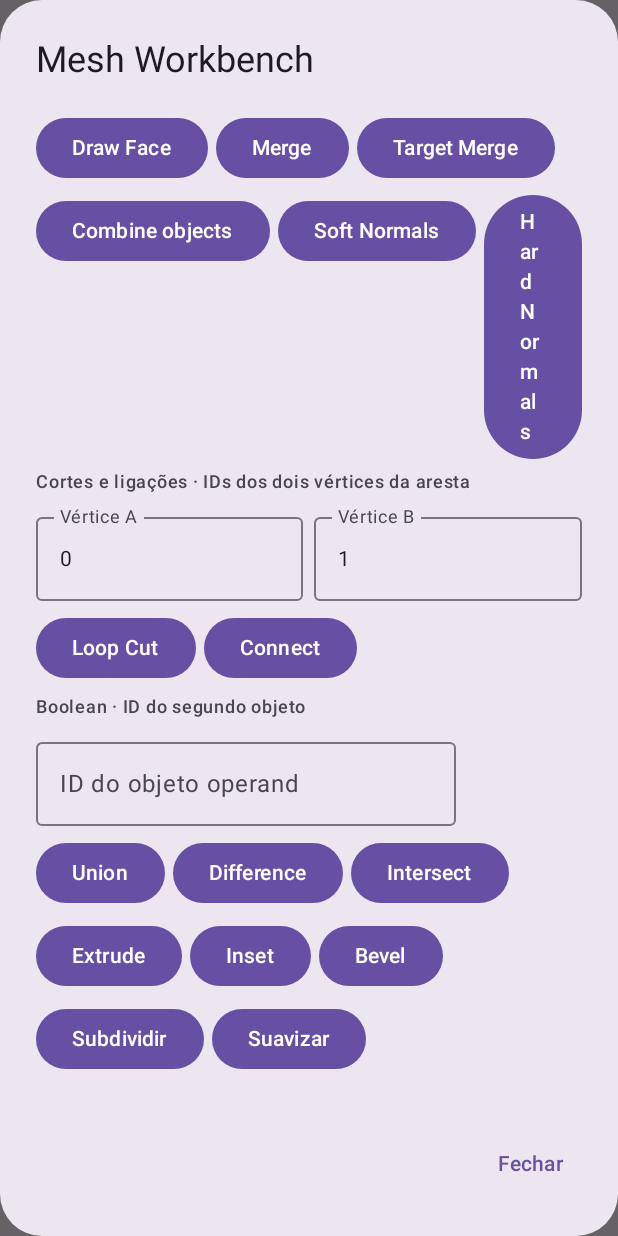
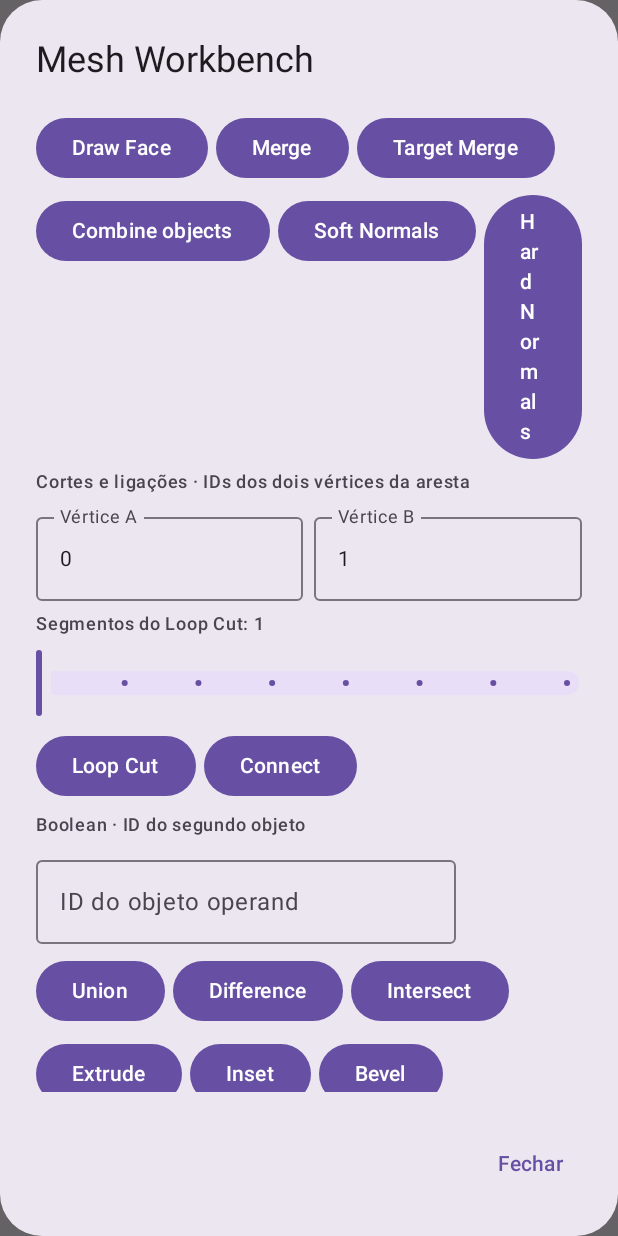
Before and after one commit to layouter787-source/3D-AI-Modeling, an Android app built with Jetpack Compose: the composable MeshWorkbenchDialog called with empty values, scrolled down 458 dp, on a phone screen of 412 x 824 dp. Run offline under Robolectric (Android 15) with nearby library versions, the phone set to English and light mode, and no system bars; pictures from the network do not load.

Commit message:
Expose adjustable loop-cut segments in mesh workbench

```diff
--- a/app/src/main/java/com/layouter/aimodeling/EditorScreen.kt
+++ b/app/src/main/java/com/layouter/aimodeling/EditorScreen.kt
@@ -499,6 +499,7 @@ private fun MeshWorkbenchDialog(selected: Int, faceIndex: String, onFaceIndex: (
     val context = androidx.compose.ui.platform.LocalContext.current
     var edgeA by remember { mutableStateOf("0") }
     var edgeB by remember { mutableStateOf("1") }
+    var loopCutSegments by remember { mutableIntStateOf(1) }
     var booleanTarget by remember { mutableStateOf("") }
     var vertexIds by remember { mutableStateOf("0,1,2") }
     var topologySummary by remember { mutableStateOf("") }
@@ -624,8 +625,10 @@ private fun MeshWorkbenchDialog(selected: Int, faceIndex: String, onFaceIndex: (
                 OutlinedTextField(edgeA, { edgeA = it.filter(Char::isDigit) }, label = { Text("Vértice A") }, modifier = Modifier.weight(1f), singleLine = true)
                 OutlinedTextField(edgeB, { edgeB = it.filter(Char::isDigit) }, label = { Text("Vértice B") }, modifier = Modifier.weight(1f), singleLine = true)
             }
+            Text("Segmentos do Loop Cut: $loopCutSegments", style = MaterialTheme.typography.labelMedium)
+            Slider(value = loopCutSegments.toFloat(), onValueChange = { loopCutSegments = it.toInt().coerceIn(1, 8) }, valueRange = 1f..8f, steps = 6)
             Row(horizontalArrangement = Arrangement.spacedBy(5.dp)) {
-                Button(onClick = { apply("loop_cut", parameter = 1, faces = intArrayOf(edgeA.toIntOrNull() ?: 0, edgeB.toIntOrNull() ?: 1)) }) { Text("Loop Cut") }
+                Button(onClick = { apply("loop_cut", parameter = loopCutSegments, faces = intArrayOf(edgeA.toIntOrNull() ?: 0, edgeB.toIntOrNull() ?: 1)) }) { Text("Loop Cut") }
                 Button(onClick = { apply("connect", parameter = 1, faces = intArrayOf(edgeA.toIntOrNull() ?: 0, edgeB.toIntOrNull() ?: 1)) }) { Text("Connect") }
             }
             Text("Boolean · ID do segundo objeto", style = MaterialTheme.typography.labelMedium)
```
